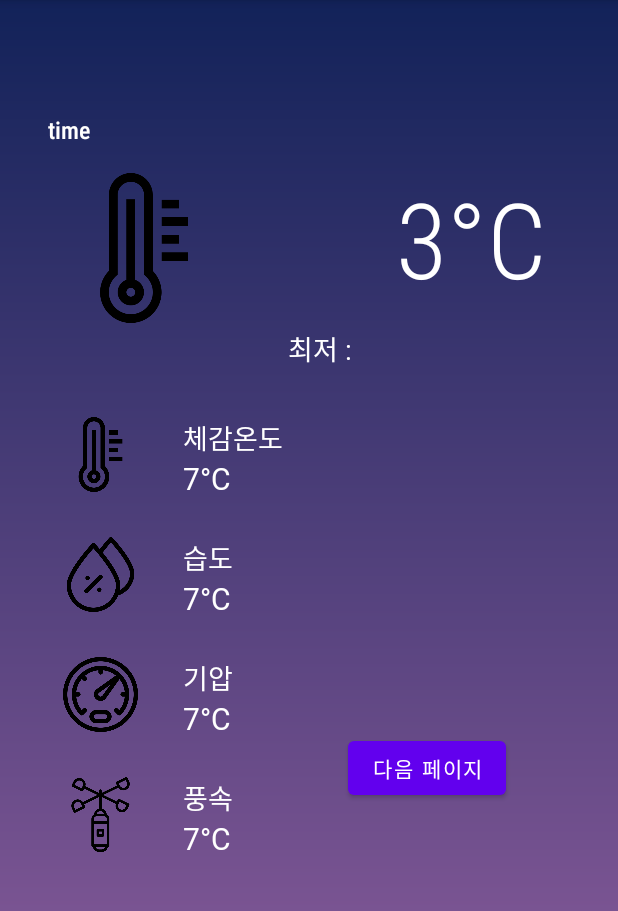
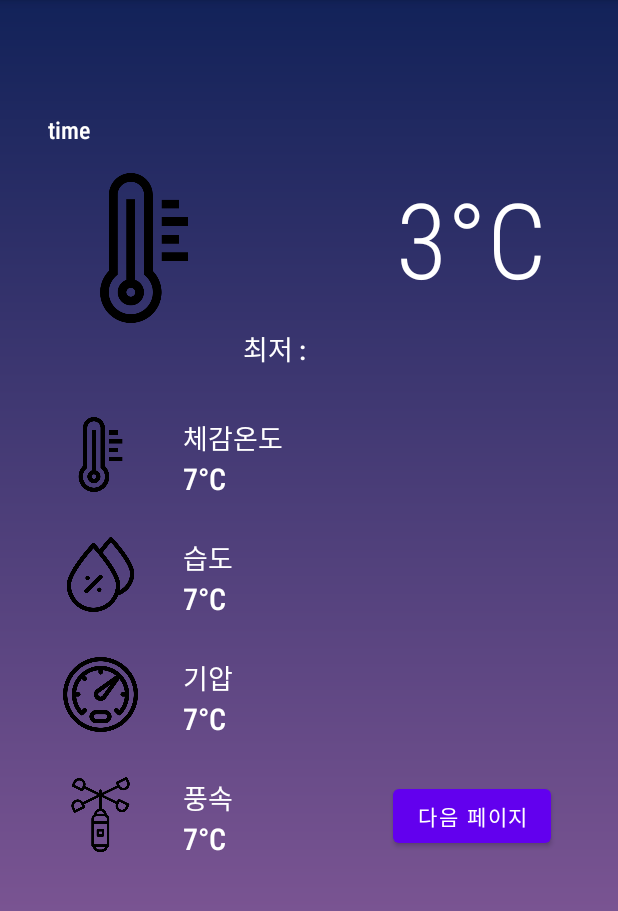
Before and after one commit to skfladl2/WeatherWear, an Android app: the MainActivity4 screen opened directly, with no data from a screen before it, on a phone screen of 412 x 824 dp, the part 84-995 px from its top. Run offline under Robolectric (Android 15) with nearby library versions, the phone set to English and light mode, and no system bars.

Commit message:
Update activity_main4.xml

```diff
--- a/app/src/main/res/layout/activity_main4.xml
+++ b/app/src/main/res/layout/activity_main4.xml
@@ -47,9 +47,9 @@
            android:layout_alignParentStart="true"
            android:layout_alignParentBottom="true"
            android:layout_centerHorizontal="true"
-            android:layout_marginStart="160dp"
+           android:layout_marginStart="130dp"
            android:layout_marginBottom="0dp"
-            android:fontFamily="@font/barunpen"
+           android:fontFamily="sans-serif-condensed-medium"
            android:text="최저 : "
            android:textColor="@color/white"
            android:textSize="18dp" />
@@ -93,7 +93,7 @@
             android:layout_height="wrap_content"
             android:layout_marginLeft="10dp"
             android:layout_toRightOf="@id/imgfeelslike"
-            android:fontFamily="@font/barunpen"
+            android:fontFamily="sans-serif-condensed-medium"
             android:text="체감온도"
             android:textColor="@color/white"
             android:textSize="18dp" />
@@ -104,7 +104,7 @@
             android:layout_height="wrap_content"
             android:layout_below="@id/txtTitlefeelslike"
             android:layout_alignLeft="@id/txtTitlefeelslike"
-            android:fontFamily="@font/barunpen"
+            android:fontFamily="sans-serif-condensed-medium"
             android:text="7°C"
             android:textColor="@color/white"
             android:textSize="20dp" />
@@ -124,7 +124,7 @@
             android:layout_alignTop="@id/imgHumidity"
             android:layout_marginLeft="10dp"
             android:layout_toRightOf="@id/imgHumidity"
-            android:fontFamily="@font/barunpen"
+            android:fontFamily="sans-serif-condensed-medium"
             android:text="습도"
             android:textColor="@color/white"
             android:textSize="18dp" />
@@ -135,7 +135,7 @@
             android:layout_height="wrap_content"
             android:layout_below="@id/txtTitleHumidity"
             android:layout_alignLeft="@id/txtTitleHumidity"
-            android:fontFamily="@font/barunpen"
+            android:fontFamily="sans-serif-condensed-medium"
             android:text="7°C"
             android:textColor="@color/white"
             android:textSize="20dp" />
@@ -157,7 +157,7 @@
             android:layout_alignTop="@id/imgPressure"
             android:layout_marginLeft="10dp"
             android:layout_toRightOf="@id/imgPressure"
-            android:fontFamily="@font/barunpen"
+            android:fontFamily="sans-serif-condensed-medium"
             android:text="기압"
             android:textColor="@color/white"
             android:textSize="18dp" />
@@ -168,7 +168,7 @@
             android:layout_height="wrap_content"
             android:layout_below="@id/txtTitlePressure"
             android:layout_alignLeft="@id/txtTitlePressure"
-            android:fontFamily="@font/barunpen"
+            android:fontFamily="sans-serif-condensed-medium"
             android:text="7°C"
             android:textColor="@color/white"
             android:textSize="20dp" />
@@ -190,7 +190,7 @@
             android:layout_alignTop="@id/imgWindSpeed"
             android:layout_marginLeft="10dp"
             android:layout_toRightOf="@id/imgWindSpeed"
-            android:fontFamily="@font/barunpen"
+            android:fontFamily="sans-serif-condensed-medium"
             android:text="풍속"
             android:textColor="@color/white"
             android:textSize="18dp" />
@@ -201,7 +201,7 @@
             android:layout_height="wrap_content"
             android:layout_below="@id/txtTitleWindSpeed"
             android:layout_alignLeft="@id/txtTitleWindSpeed"
-            android:fontFamily="@font/barunpen"
+            android:fontFamily="sans-serif-condensed-medium"
             android:text="7°C"
             android:textColor="@color/white"
             android:textSize="20dp" />
@@ -221,8 +221,8 @@
             android:layout_width="wrap_content"
             android:layout_height="wrap_content"
             android:layout_below="@id/imgPressure"
-            android:layout_marginLeft="200dp"
-            android:layout_marginTop="0dp"
+            android:layout_marginLeft="230dp"
+            android:layout_marginTop="32dp"
             android:layout_marginRight="0dp"
 
             android:text="다음 페이지" />
```
Lines whose indentation alone changed are shown as unchanged.
